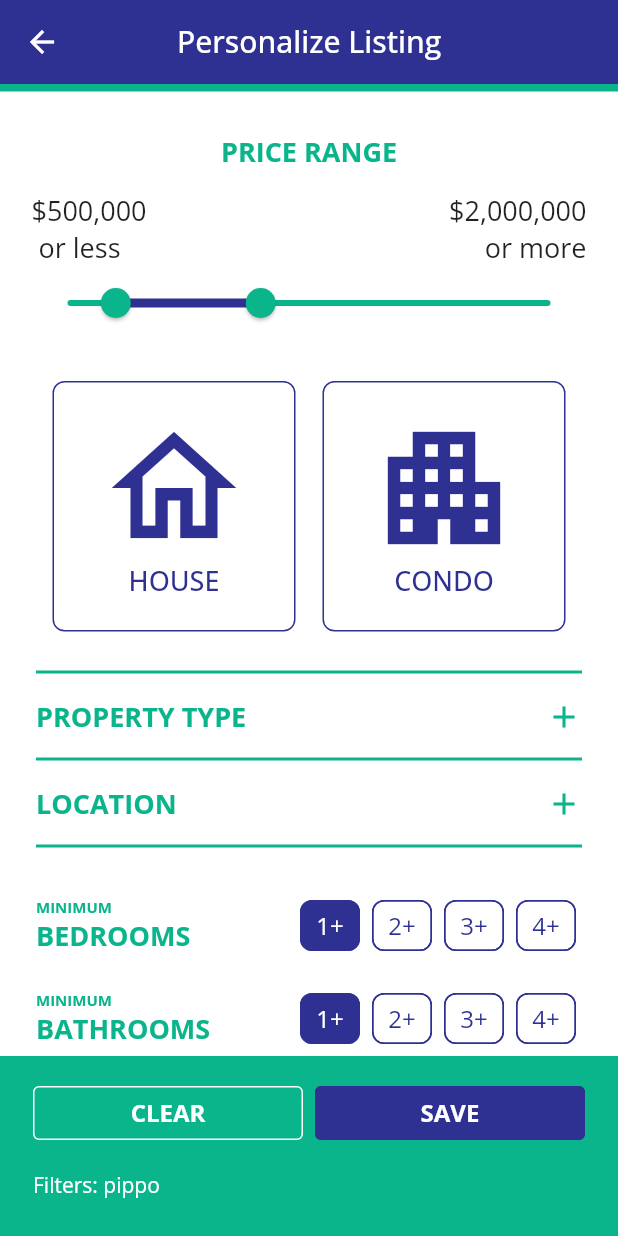
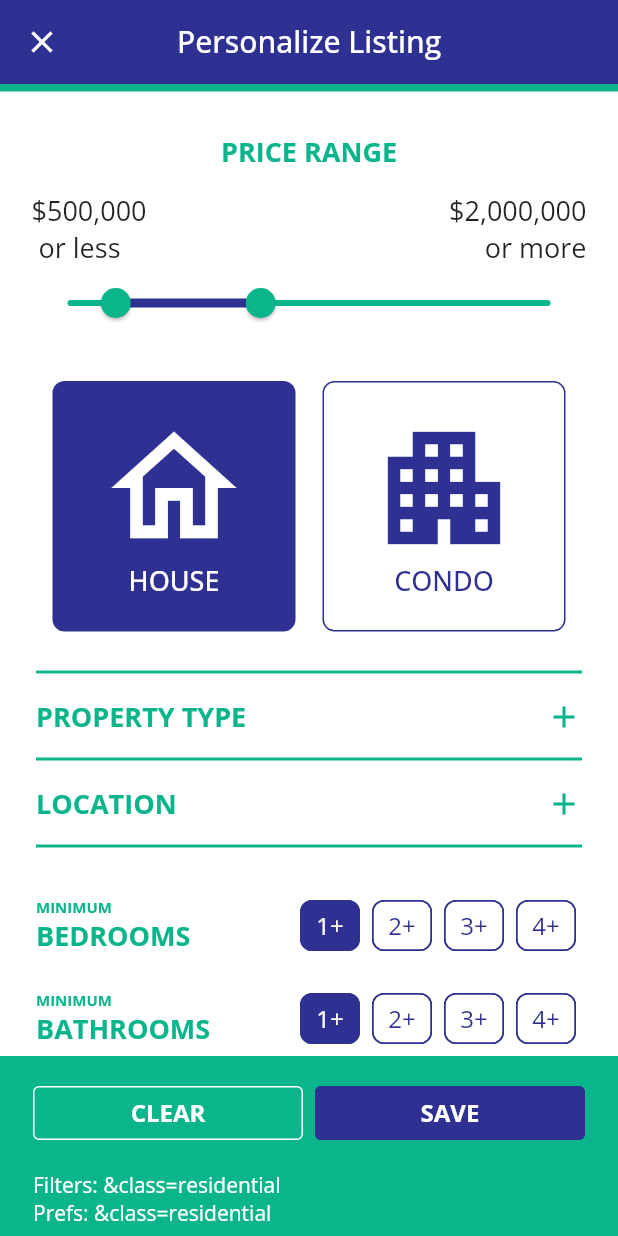
Before and after one commit to hesptech/rhouse_test, a Flutter app: the FiltersScreen screen opened by its route, on a phone screen of 412 x 824 dp. Run offline on Flutter 3.47's test engine with Material 2 defaults, Android fonts, the phone set to English and light mode, and no system bars; our stand-ins replace firebase_auth, firebase_core, geolocator, google_fonts, google_maps_flutter and 1 more; missing offline and left inert: dart:ffi; accounts and stored records are empty.

Commit message:
refactor files for Filter Class Icon Bt + Filter Provider

```diff
--- a/lib/filters/filters_bottom_bar.dart
+++ b/lib/filters/filters_bottom_bar.dart
@@ -1,9 +1,8 @@
 import 'package:flutter/material.dart';
-
 import 'package:provider/provider.dart';
 
 import 'package:flutter_black_white/utils/constants.dart';
-//import 'package:flutter_black_white/utils/shared_preferences.dart';
+import 'package:flutter_black_white/utils/shared_preferences.dart';
 import 'package:flutter_black_white/providers/filter_provider.dart';
 
 
@@ -19,7 +18,6 @@ class _FiltersBottomBarState extends State<FiltersBottomBar> {
   Widget build(BuildContext context) {
 
     final filterProvider = Provider.of<FilterProvider>( context );
-
     final currentFilter = filterProvider.filterProvider;
 
     return Container(
@@ -40,10 +38,9 @@ class _FiltersBottomBarState extends State<FiltersBottomBar> {
                           //elevation: 6.0,
                         ),
                         onPressed: () {
-                          //print(Preferences.filterRoomsLoggedOut);
-                            // Respond to button press
                             setState(() {
-                              //Preferences.filterRoomsLoggedOut.clear();
+                              Preferences.filtersClassIconsBt = '&class=residential';
+                              filterProvider.filterProvider = '&class=residential';
                               Navigator.pushNamed(context, 'filters_screen');
                             });
                         },
@@ -59,8 +56,7 @@ class _FiltersBottomBarState extends State<FiltersBottomBar> {
                           backgroundColor: kPrimaryColor
                         ),
                         onPressed: () {
-                            // Respond to button press
-                            Navigator.pushNamed(context, '/');
+                          //Navigator.pushNamed( context, 'custom-selection', arguments: 'Filtered results' );
                         },
                         child: const Text("SAVE", style: TextStyle(color: Colors.white, fontSize: 16.0, fontWeight: FontWeight.bold),),
                       ),
@@ -74,6 +70,12 @@ class _FiltersBottomBarState extends State<FiltersBottomBar> {
                   mainAxisAlignment: MainAxisAlignment.start,
                   children: [
                     Text('Filters: $currentFilter', style: const TextStyle(color: Colors.white,),)
+                  ],
+                ),
+                Row(
+                  mainAxisAlignment: MainAxisAlignment.start,
+                  children: [
+                    Text('Prefs: ${Preferences.filtersClassIconsBt}', style: const TextStyle(color: Colors.white,),)
                   ],
                 ),
               ],
--- a/lib/filters/filters_class_icons_bt.dart
+++ b/lib/filters/filters_class_icons_bt.dart
@@ -1,6 +1,10 @@
 import 'package:flutter/material.dart';
+import 'package:provider/provider.dart';
+
+import 'package:flutter_black_white/providers/filter_provider.dart';
 import 'package:flutter_black_white/utils/constants.dart';
 import 'package:flutter_black_white/utils/shared_preferences.dart';
+
 
 class FiltersClassIconsBt extends StatefulWidget {
   const FiltersClassIconsBt({Key? key}) : super(key: key);
@@ -11,8 +15,20 @@ class FiltersClassIconsBt extends StatefulWidget {
 
 class _FiltersClassIconsBtState extends State<FiltersClassIconsBt> {
 
+  late String _filtersClassIconsBt;
+
+  @override
+  void initState() {
+    super.initState();
+
+    _filtersClassIconsBt = Preferences.filtersClassIconsBt;
+  }
+
   @override
   Widget build(BuildContext context) {
+
+    final filterProvider = Provider.of<FilterProvider>( context );
+
     return Row(
       mainAxisAlignment: MainAxisAlignment.center,
       children: [
@@ -24,21 +40,24 @@ class _FiltersClassIconsBtState extends State<FiltersClassIconsBt> {
               border: Border.all(
                 color: kPrimaryColor,
               ),
-              color: Preferences.filterClassIcons.contains('freehold') ? kPrimaryColor : Colors.white,
+              color: _filtersClassIconsBt == '&class=residential' ? kPrimaryColor : Colors.white,
             ),
             child: Column(
               children: [
                 Icon(
                   Icons.home_outlined, size: 100.0,
-                  color: Preferences.filterClassIcons.contains('freehold') ? Colors.white : kPrimaryColor,
+                  color: _filtersClassIconsBt == '&class=residential' ? Colors.white : kPrimaryColor,
                 ),
-                Text('HOUSE', style: TextStyle( color: Preferences.filterClassIcons.contains('freehold') ? Colors.white : kPrimaryColor , fontSize: 18.0, fontWeight: FontWeight.w500 ), )
+                Text('HOUSE', style: TextStyle( color: _filtersClassIconsBt == '&class=residential' ? Colors.white : kPrimaryColor , fontSize: 18.0, fontWeight: FontWeight.w500 ), )
               ]
             ),
           ),
           onTap: () {
+            _filtersClassIconsBt = "&class=residential";
+            filterProvider.filterProvider = "&class=residential";
+
             setState(() {
-              Preferences.filterClassIcons.contains('freehold') ? Preferences.filterClassIcons.remove('freehold') : Preferences.filterClassIcons.add('freehold') ;
+              Preferences.filtersClassIconsBt = '&class=residential';
             });
           },
         ),
@@ -51,21 +70,24 @@ class _FiltersClassIconsBtState extends State<FiltersClassIconsBt> {
               border: Border.all(
                 color: kPrimaryColor,
               ),
-              color: Preferences.filterClassIcons.contains('condo') ? kPrimaryColor : Colors.white,
+              color: _filtersClassIconsBt == '&class=condo' ? kPrimaryColor : Colors.white,
             ),
             child: Column(
               children: [
                 Icon(
                   Icons.apartment, size: 100.0,
-                  color: Preferences.filterClassIcons.contains('condo') ? Colors.white : kPrimaryColor,
+                  color: _filtersClassIconsBt == '&class=condo' ? Colors.white : kPrimaryColor,
                 ),
-                Text('CONDO', style: TextStyle( color: Preferences.filterClassIcons.contains('condo') ? Colors.white : kPrimaryColor , fontSize: 18.0, fontWeight: FontWeight.w500 ), )
+                Text('CONDO', style: TextStyle( color: _filtersClassIconsBt == '&class=condo' ? Colors.white : kPrimaryColor , fontSize: 18.0, fontWeight: FontWeight.w500 ), )
               ]
             ),
           ),
           onTap: () {
+            _filtersClassIconsBt = "&class=condo";
+            filterProvider.filterProvider = "&class=condo";
+
             setState(() {
-              Preferences.filterClassIcons.contains('condo') ? Preferences.filterClassIcons.remove('condo') : Preferences.filterClassIcons.add('condo') ;
+              Preferences.filtersClassIconsBt = '&class=condo';
             });
           },
         ),
--- a/lib/providers/filter_provider.dart
+++ b/lib/providers/filter_provider.dart
@@ -1,8 +1,9 @@
 import 'package:flutter/material.dart';
+import 'package:flutter_black_white/utils/shared_preferences.dart';
 
 class FilterProvider extends ChangeNotifier{
 
-  String _filterProvider = 'pippo';
+  String _filterProvider = Preferences.filtersClassIconsBt == '&class=residential' ? '&class=residential' : '&class=condo' ;
 
   String get filterProvider {
     return _filterProvider;
--- a/lib/screens/filters_screen.dart
+++ b/lib/screens/filters_screen.dart
@@ -15,6 +15,12 @@ class FiltersScreen extends StatelessWidget {
       appBar: AppBar(
         elevation: 0.0,
         centerTitle: true,
+        leading: IconButton(
+          onPressed: () {
+            Navigator.pushNamed(context, '/');
+          },
+          icon: const Icon(Icons.close_outlined),
+        ),
         title: const Text('Personalize Listing'),
       ),
       body: const FiltersExpansionTiles(),
--- a/lib/utils/shared_preferences.dart
+++ b/lib/utils/shared_preferences.dart
@@ -11,7 +11,7 @@ class Preferences {
   static List<String> _filtersClassButtons = [];
   static double _filterPriceRangeStart = 500000;
   static double _filterPriceRangeEnd = 2000000;
-  static List<String> _filterClassIcons = [];
+  static String _filtersClassIconsBt = '&class=residential';
   static List<String> _filterPropertyIcons = [];
   static List<String> _filterPropertyType = [];
 
@@ -105,14 +105,14 @@ class Preferences {
   }
 
 
-  /// FILTER Class Icons
-  static List<String> get filterClassIcons {
-    return _prefs.getStringList('filterClassIcons') ?? _filterClassIcons;
+  /// FILTERS: Filter Class Icons Buttons
+  static String get filtersClassIconsBt {
+    return _prefs.getString( 'filtersClassIconsBt' ) ?? _filtersClassIconsBt;
   }
 
-  static set filterClassIcons( List<String> value ) {
-    _filterClassIcons = value;
-    _prefs.setStringList( 'filterClassIcons', value );
+  static set filtersClassIconsBt( String value ) {
+    _filtersClassIconsBt = value;
+    _prefs.setString( 'filtersClassIconsBt', value );
   }
 
 
```
